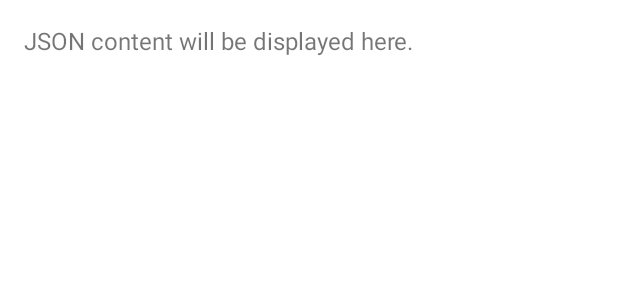
After one commit to crazypeter10/ctf-platform-android, an Android app: the layout activity_json.xml on its own in the app's theme, with its tools: preview values and no code run, on a phone screen of 412 x 824 dp. The commit adds this screen. Shown: the top 300 px of the screen. Run offline under Robolectric (Android 15) with nearby library versions, the phone set to English and light mode, and no system bars.

Commit message:
json parse sample

```diff
--- a/app/src/main/AndroidManifest.xml
+++ b/app/src/main/AndroidManifest.xml
@@ -1,6 +1,7 @@
 <?xml version="1.0" encoding="utf-8"?>
 <manifest xmlns:android="http://schemas.android.com/apk/res/android"
     xmlns:tools="http://schemas.android.com/tools">
+
     <application
         android:allowBackup="true"
         android:dataExtractionRules="@xml/data_extraction_rules"
@@ -10,6 +11,9 @@
         android:supportsRtl="true"
         android:theme="@style/Theme.Platforma_ctf"
         tools:targetApi="31">
+        <activity
+            android:name=".JsonActivity"
+            android:exported="false" />
 
         <meta-data
             android:name="com.google.android.geo.API_KEY"
@@ -37,4 +41,5 @@
             </intent-filter>
         </activity>
     </application>
+
 </manifest>
--- a/app/src/main/java/com/example/platforma_ctf/MainActivity.java
+++ b/app/src/main/java/com/example/platforma_ctf/MainActivity.java
@@ -25,12 +25,17 @@ public class MainActivity extends AppCompatActivity implements OnMapReadyCallbac
         DatabaseHelper dbHelper = new DatabaseHelper(this);
 
         Button loginButton = findViewById(R.id.login_button);
+        Button jsonButton = findViewById(R.id.json_button);
 
         loginButton.setOnClickListener(v -> {
             Intent intent = new Intent(MainActivity.this, LoginActivity.class);
             startActivity(intent);
         });
 
+        jsonButton.setOnClickListener(v -> {
+            Intent intent = new Intent(MainActivity.this, JsonActivity.class);
+            startActivity(intent);
+        });
         SupportMapFragment mapFragment = (SupportMapFragment) getSupportFragmentManager()
                 .findFragmentById(R.id.map);
         mapFragment.getMapAsync(this);
--- /dev/null
+++ b/app/src/main/res/layout/activity_json.xml
@@ -0,0 +1,34 @@
+<?xml version="1.0" encoding="utf-8"?>
+<androidx.constraintlayout.widget.ConstraintLayout xmlns:android="http://schemas.android.com/apk/res/android"
+    xmlns:app="http://schemas.android.com/apk/res-auto"
+    xmlns:tools="http://schemas.android.com/tools"
+    android:layout_width="match_parent"
+    android:layout_height="match_parent"
+    tools:context=".JsonActivity">
+
+    <ScrollView
+        android:layout_width="match_parent"
+        android:layout_height="match_parent"
+        app:layout_constraintBottom_toBottomOf="parent"
+        app:layout_constraintEnd_toEndOf="parent"
+        app:layout_constraintStart_toStartOf="parent"
+        app:layout_constraintTop_toTopOf="parent">
+
+        <LinearLayout
+            android:layout_width="match_parent"
+            android:layout_height="wrap_content"
+            android:orientation="vertical">
+
+            <TextView
+                android:id="@+id/text_view"
+                android:layout_width="match_parent"
+                android:layout_height="wrap_content"
+                android:textSize="16sp"
+                android:padding="16dp"
+                tools:text="JSON content will be displayed here." />
+
+        </LinearLayout>
+
+    </ScrollView>
+
+</androidx.constraintlayout.widget.ConstraintLayout>
```
Also changed, not shown: app/src/main/java/com/example/platforma_ctf/JsonActivity.java (added, +113 -0 lines), app/src/main/res/layout/activity_challenge_list.xml (+12 -6 lines), app/src/main/res/layout/activity_main.xml (+17 -3 lines).
